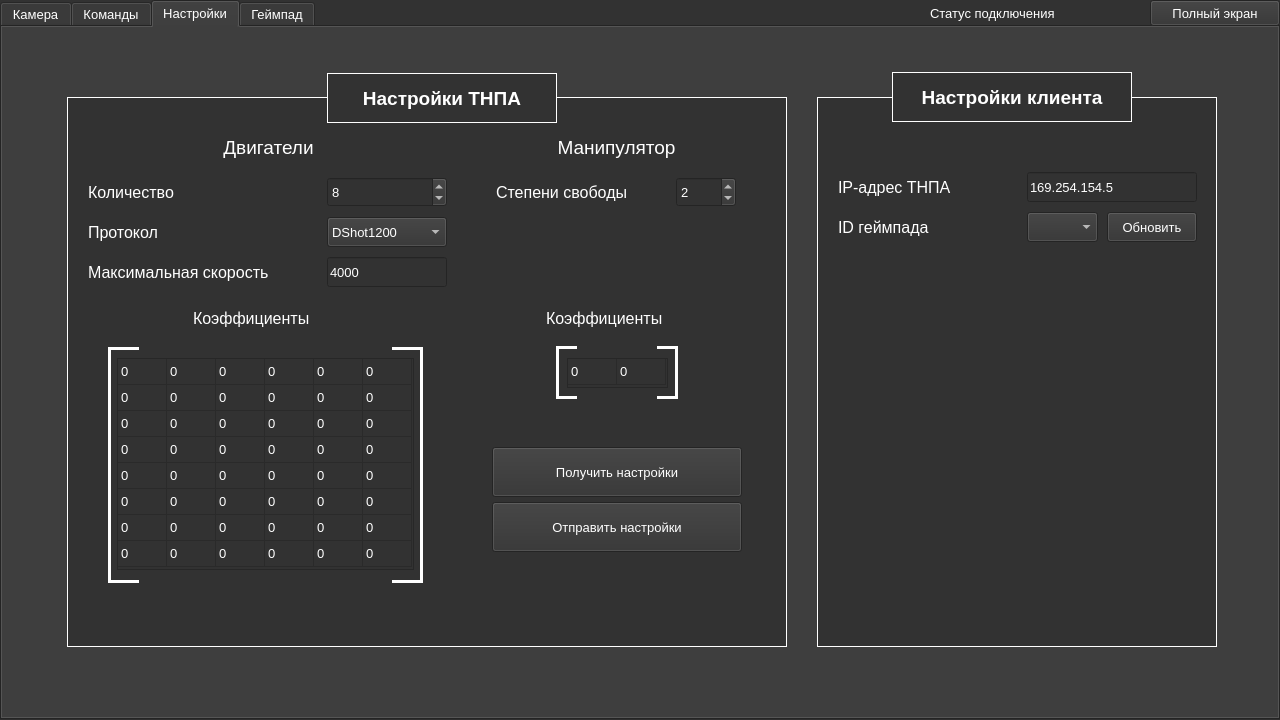
Qt form src/MainWindow/MainWindow.ui (PolarStarWalker/PolarUV-client) before a commit.
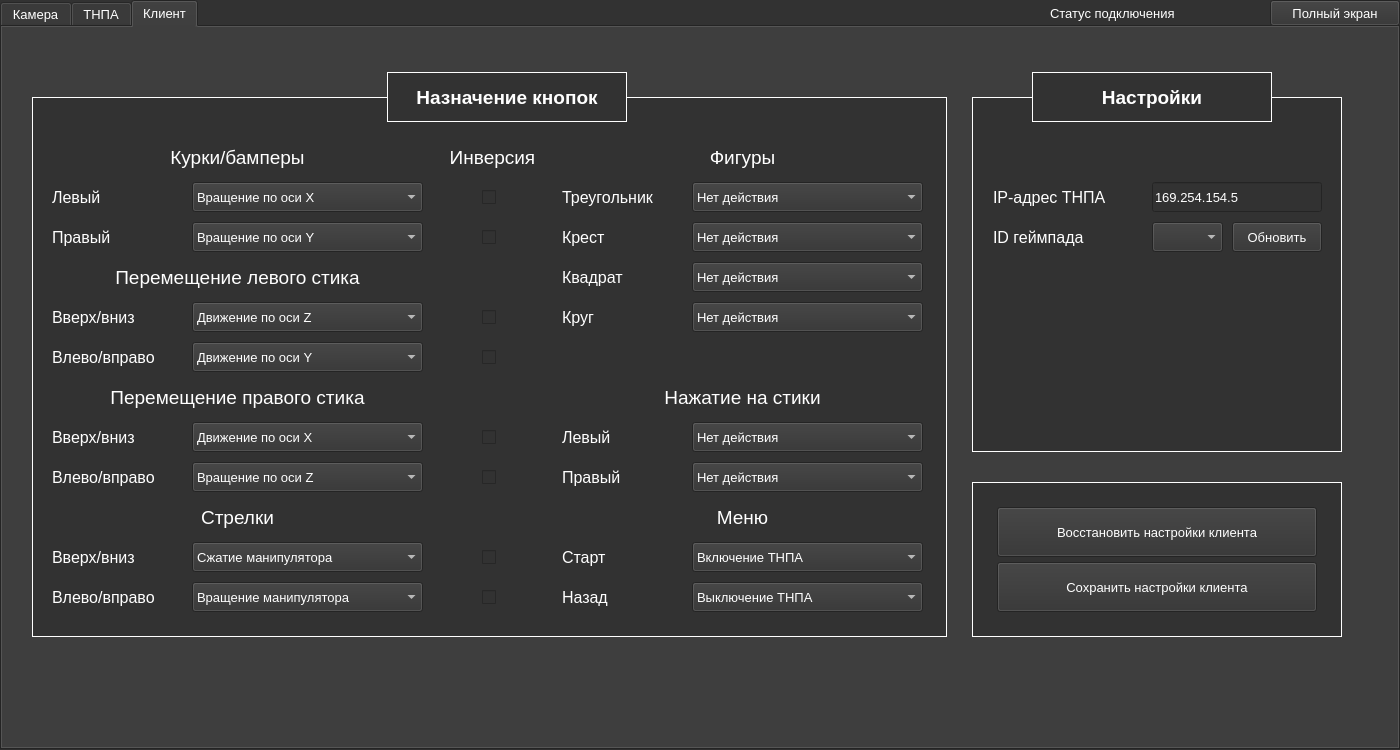
The same form after that commit. Icons and pictures are not drawn.

Commit message: Сохранение/загрузка настроек клиента, редизайн

What changed in the file:
```diff
--- a/src/MainWindow/MainWindow.ui
+++ b/src/MainWindow/MainWindow.ui
@@ -6,8 +6,8 @@
    <rect>
     <x>0</x>
     <y>0</y>
-    <width>1280</width>
-    <height>720</height>
+    <width>1400</width>
+    <height>750</height>
    </rect>
   </property>
   <property name="sizePolicy">
@@ -496,8 +496,8 @@
      <rect>
       <x>0</x>
       <y>0</y>
-      <width>1280</width>
-      <height>720</height>
+      <width>1400</width>
+      <height>750</height>
      </rect>
     </property>
     <property name="sizePolicy">
@@ -770,124 +770,11 @@
        <verstretch>0</verstretch>
       </sizepolicy>
      </property>
-     <attribute name="title">
-      <string>Команды</string>
-     </attribute>
-     <layout class="QVBoxLayout" name="CommandsLayout">
-      <property name="sizeConstraint">
-       <enum>QLayout::SetMaximumSize</enum>
-      </property>
-      <item>
-       <layout class="QHBoxLayout" name="horizontalLayout">
-        <item>
-         <spacer name="horizontalSpacer_2">
-          <property name="orientation">
-           <enum>Qt::Horizontal</enum>
-          </property>
-          <property name="sizeHint" stdset="0">
-           <size>
-            <width>40</width>
-            <height>20</height>
-           </size>
-          </property>
-         </spacer>
-        </item>
-        <item>
-         <layout class="QVBoxLayout" name="verticalLayout">
-          <item>
-           <widget class="QPushButton" name="GamepadButton">
-            <property name="sizePolicy">
-             <sizepolicy hsizetype="Expanding" vsizetype="Expanding">
-              <horstretch>0</horstretch>
-              <verstretch>0</verstretch>
-             </sizepolicy>
-            </property>
-            <property name="font">
-             <font>
-              <family>Arial</family>
-              <pointsize>10</pointsize>
-              <weight>50</weight>
-              <bold>false</bold>
-             </font>
-            </property>
-            <property name="text">
-             <string>Подключить геймпад</string>
-            </property>
-           </widget>
-          </item>
-          <item>
-           <widget class="QPushButton" name="VideoStreamButton">
-            <property name="sizePolicy">
-             <sizepolicy hsizetype="Minimum" vsizetype="Expanding">
-              <horstretch>0</horstretch>
-              <verstretch>0</verstretch>
-             </sizepolicy>
-            </property>
-            <property name="font">
-             <font>
-              <family>Arial</family>
-              <pointsize>10</pointsize>
-              <weight>50</weight>
-              <bold>false</bold>
-             </font>
-            </property>
-            <property name="text">
-             <string>Запустить Видеотрансляцию</string>
-            </property>
-           </widget>
-          </item>
-          <item>
-           <widget class="QPushButton" name="CommandsProtocolButton">
-            <property name="sizePolicy">
-             <sizepolicy hsizetype="Expanding" vsizetype="Expanding">
-              <horstretch>0</horstretch>
-              <verstretch>0</verstretch>
-             </sizepolicy>
-            </property>
-            <property name="font">
-             <font>
-              <family>Arial</family>
-              <pointsize>10</pointsize>
-              <weight>50</weight>
-              <bold>false</bold>
-             </font>
-            </property>
-            <property name="text">
-             <string>Начать работу</string>
-            </property>
-           </widget>
-          </item>
-         </layout>
-        </item>
-       </layout>
-      </item>
-      <item>
-       <spacer name="verticalSpacer">
-        <property name="orientation">
-         <enum>Qt::Vertical</enum>
-        </property>
-        <property name="sizeHint" stdset="0">
-         <size>
-          <width>20</width>
-          <height>40</height>
-         </size>
-        </property>
-       </spacer>
-      </item>
-     </layout>
-    </widget>
-    <widget class="QWidget" name="tab_3">
-     <property name="sizePolicy">
-      <sizepolicy hsizetype="MinimumExpanding" vsizetype="MinimumExpanding">
-       <horstretch>0</horstretch>
-       <verstretch>0</verstretch>
-      </sizepolicy>
-     </property>
      <property name="layoutDirection">
       <enum>Qt::LeftToRight</enum>
      </property>
      <attribute name="title">
-      <string>Настройки</string>
+      <string>ТНПА</string>
      </attribute>
      <widget class="QWidget" name="RobotSettingsWidget" native="true">
       <property name="enabled">
@@ -895,8 +782,8 @@
       </property>
       <property name="geometry">
        <rect>
-        <x>65</x>
-        <y>70</y>
+        <x>145</x>
+        <y>90</y>
         <width>721</width>
         <height>551</height>
        </rect>
@@ -1715,51 +1602,6 @@
         </property>
        </item>
       </widget>
-      <widget class="QPushButton" name="SendSettingsButton">
-       <property name="geometry">
-        <rect>
-         <x>425</x>
-         <y>405</y>
-         <width>250</width>
-         <height>50</height>
-        </rect>
-       </property>
-       <property name="font">
-        <font>
-         <family>Arial</family>
-         <pointsize>10</pointsize>
-         <weight>50</weight>
-         <bold>false</bold>
-        </font>
-       </property>
-       <property name="text">
-        <string>Отправить настройки</string>
-       </property>
-      </widget>
-      <widget class="QPushButton" name="ReceiveSettingsButton">
-       <property name="geometry">
-        <rect>
-         <x>425</x>
-         <y>350</y>
-         <width>250</width>
-         <height>50</height>
-        </rect>
-       </property>
-       <property name="font">
-        <font>
-         <family>Arial</family>
-         <pointsize>10</pointsize>
-         <weight>50</weight>
-         <bold>false</bold>
-        </font>
-       </property>
-       <property name="text">
-        <string>Получить настройки</string>
-       </property>
-       <property name="flat">
-        <bool>false</bool>
-       </property>
-      </widget>
       <widget class="Line" name="HandRightLine">
        <property name="geometry">
         <rect>
@@ -1922,8 +1764,6 @@
       <zorder>MaxSpeedEdit</zorder>
       <zorder>MotorsBottomLeftLine</zorder>
       <zorder>MotorsTable</zorder>
-      <zorder>SendSettingsButton</zorder>
-      <zorder>ReceiveSettingsButton</zorder>
       <zorder>HandRightLine</zorder>
       <zorder>MotorsProtocolComboBox</zorder>
       <zorder>HandBottomLeftLine</zorder>
@@ -1933,8 +1773,8 @@
      <widget class="QLabel" name="RobotSettingsLabel">
       <property name="geometry">
        <rect>
-        <x>325</x>
-        <y>46</y>
+        <x>405</x>
+        <y>66</y>
         <width>230</width>
         <height>50</height>
        </rect>
@@ -1954,156 +1794,182 @@
        <enum>QFrame::Panel</enum>
       </property>
       <property name="text">
-       <string>Настройки ТНПА</string>
+       <string>Настройки</string>
       </property>
       <property name="alignment">
        <set>Qt::AlignCenter</set>
       </property>
      </widget>
-     <widget class="QWidget" name="ClientSettingsWidget" native="true">
-      <property name="geometry">
-       <rect>
-        <x>815</x>
-        <y>70</y>
-        <width>400</width>
-        <height>550</height>
-       </rect>
+     <widget class="QWidget" name="RobotCommandsWidget" native="true">
+      <property name="enabled">
+       <bool>true</bool>
       </property>
-      <widget class="QLabel" name="MotorsQuantityLabel_4">
-       <property name="geometry">
-        <rect>
-         <x>21</x>
-         <y>70</y>
-         <width>151</width>
-         <height>41</height>
-        </rect>
-       </property>
-       <property name="font">
-        <font>
-         <family>Arial</family>
-         <pointsize>12</pointsize>
-         <weight>50</weight>
-         <bold>false</bold>
-        </font>
-       </property>
-       <property name="text">
-        <string>IP-адрес ТНПА</string>
-       </property>
-      </widget>
-      <widget class="QFrame" name="ClientSettingsWidgetFrame">
-       <property name="geometry">
-        <rect>
-         <x>0</x>
-         <y>0</y>
-         <width>400</width>
-         <height>550</height>
-        </rect>
-       </property>
-       <property name="autoFillBackground">
-        <bool>true</bool>
-       </property>
-       <property name="frameShape">
-        <enum>QFrame::Panel</enum>
-       </property>
-       <property name="frameShadow">
-        <enum>QFrame::Plain</enum>
-       </property>
-       <widget class="QLineEdit" name="IPEdit">
-        <property name="geometry">
-         <rect>
-          <x>210</x>
-          <y>75</y>
-          <width>170</width>
-          <height>30</height>
-         </rect>
-        </property>
-        <property name="text">
-         <string>169.254.154.5</string>
-        </property>
-        <property name="frame">
-         <bool>true</bool>
-        </property>
-       </widget>
-       <widget class="QComboBox" name="GamepadComboBox">
-        <property name="geometry">
-         <rect>
-          <x>210</x>
-          <y>115</y>
-          <width>71</width>
-          <height>30</height>
-         </rect>
-        </property>
-       </widget>
-       <widget class="QPushButton" name="RefreshGamepadsButton">
-        <property name="geometry">
-         <rect>
-          <x>290</x>
-          <y>115</y>
-          <width>90</width>
-          <height>30</height>
-         </rect>
-        </property>
-        <property name="font">
-         <font>
-          <family>Arial</family>
-          <pointsize>10</pointsize>
-          <weight>50</weight>
-          <bold>false</bold>
-          <stylestrategy>PreferDefault</stylestrategy>
-          <kerning>true</kerning>
-         </font>
-        </property>
-        <property name="cursor">
-         <cursorShape>ArrowCursor</cursorShape>
-        </property>
-        <property name="layoutDirection">
-         <enum>Qt::RightToLeft</enum>
-        </property>
-        <property name="text">
-         <string>Обновить</string>
-        </property>
-        <property name="iconSize">
-         <size>
-          <width>30</width>
-          <height>30</height>
-         </size>
-        </property>
-        <property name="autoDefault">
-         <bool>false</bool>
-        </property>
-       </widget>
-      </widget>
-      <widget class="QLabel" name="MotorsQuantityLabel_5">
-       <property name="geometry">
-        <rect>
-         <x>21</x>
-         <y>110</y>
-         <width>151</width>
-         <height>41</height>
-        </rect>
-       </property>
-       <property name="font">
-        <font>
-         <family>Arial</family>
-         <pointsize>12</pointsize>
-         <weight>50</weight>
-         <bold>false</bold>
-        </font>
-       </property>
-       <property name="text">
-        <string>ID геймпада</string>
-       </property>
-      </widget>
-      <zorder>ClientSettingsWidgetFrame</zorder>
-      <zorder>MotorsQuantityLabel_4</zorder>
-      <zorder>MotorsQuantityLabel_5</zorder>
-     </widget>
-     <widget class="QLabel" name="ClientSettingsLabel">
       <property name="geometry">
        <rect>
         <x>890</x>
-        <y>45</y>
-        <width>240</width>
+        <y>90</y>
+        <width>350</width>
+        <height>551</height>
+       </rect>
+      </property>
+      <widget class="QFrame" name="RobotCommandsWidgetFrame">
+       <property name="geometry">
+        <rect>
+         <x>0</x>
+         <y>0</y>
+         <width>350</width>
+         <height>550</height>
+        </rect>
+       </property>
+       <property name="autoFillBackground">
+        <bool>true</bool>
+       </property>
+       <property name="frameShape">
+        <enum>QFrame::Panel</enum>
+       </property>
+       <property name="frameShadow">
+        <enum>QFrame::Plain</enum>
+       </property>
+       <property name="lineWidth">
+        <number>1</number>
+       </property>
+       <property name="midLineWidth">
+        <number>0</number>
+       </property>
+       <widget class="QPushButton" name="SendSettingsButton">
+        <property name="geometry">
+         <rect>
+          <x>40</x>
+          <y>315</y>
+          <width>270</width>
+          <height>50</height>
+         </rect>
+        </property>
+        <property name="font">
+         <font>
+          <family>Arial</family>
+          <pointsize>10</pointsize>
+          <weight>50</weight>
+          <bold>false</bold>
+         </font>
+        </property>
+        <property name="text">
+         <string>Отправить настройки</string>
+        </property>
+       </widget>
+       <widget class="QPushButton" name="ReceiveSettingsButton">
+        <property name="geometry">
+         <rect>
+          <x>40</x>
+          <y>260</y>
+          <width>270</width>
+          <height>50</height>
+         </rect>
+        </property>
+        <property name="font">
+         <font>
+          <family>Arial</family>
+          <pointsize>10</pointsize>
+          <weight>50</weight>
+          <bold>false</bold>
+         </font>
+        </property>
+        <property name="text">
+         <string>Получить настройки</string>
+        </property>
+        <property name="flat">
+         <bool>false</bool>
+        </property>
+       </widget>
+       <widget class="QPushButton" name="VideoStreamButton">
+        <property name="geometry">
+         <rect>
+          <x>40</x>
+          <y>130</y>
+          <width>270</width>
+          <height>50</height>
+         </rect>
+        </property>
+        <property name="sizePolicy">
+         <sizepolicy hsizetype="Minimum" vsizetype="Expanding">
+          <horstretch>0</horstretch>
+          <verstretch>0</verstretch>
+         </sizepolicy>
+        </property>
+        <property name="font">
+         <font>
+          <family>Arial</family>
+          <pointsize>10</pointsize>
+          <weight>50</weight>
+          <bold>false</bold>
+         </font>
+        </property>
+        <property name="text">
+         <string>Запустить видеотрансляцию</string>
+        </property>
+       </widget>
+       <widget class="QPushButton" name="CommandsProtocolButton">
+        <property name="geometry">
+         <rect>
+          <x>40</x>
+          <y>75</y>
+          <width>270</width>
+          <height>50</height>
+         </rect>
+        </property>
+        <property name="sizePolicy">
+         <sizepolicy hsizetype="Expanding" vsizetype="Expanding">
+          <horstretch>0</horstretch>
+          <verstretch>0</verstretch>
+         </sizepolicy>
+        </property>
+        <property name="font">
+         <font>
+          <family>Arial</family>
+          <pointsize>10</pointsize>
+          <weight>50</weight>
+          <bold>false</bold>
+         </font>
+        </property>
+        <property name="text">
+         <string>Начать работу</string>
+        </property>
+       </widget>
+       <widget class="QPushButton" name="GamepadButton">
+        <property name="geometry">
+         <rect>
+          <x>40</x>
+          <y>185</y>
+          <width>270</width>
+          <height>50</height>
+         </rect>
+        </property>
+        <property name="sizePolicy">
+         <sizepolicy hsizetype="Expanding" vsizetype="Expanding">
+          <horstretch>0</horstretch>
+          <verstretch>0</verstretch>
+         </sizepolicy>
+        </property>
+        <property name="font">
+         <font>
+          <family>Arial</family>
+          <pointsize>10</pointsize>
+          <weight>50</weight>
+          <bold>false</bold>
+         </font>
+        </property>
+        <property name="text">
+         <string>Подключить геймпад</string>
+        </property>
+       </widget>
+      </widget>
+     </widget>
+     <widget class="QLabel" name="RobotCommandsLabel">
+      <property name="geometry">
+       <rect>
+        <x>950</x>
+        <y>66</y>
+        <width>230</width>
         <height>50</height>
        </rect>
       </property>
@@ -2122,21 +1988,21 @@
        <enum>QFrame::Panel</enum>
       </property>
       <property name="text">
-       <string>Настройки клиента</string>
+       <string>Команды</string>
       </property>
       <property name="alignment">
        <set>Qt::AlignCenter</set>
       </property>
      </widget>
     </widget>
-    <widget class="QWidget" name="tab_4">
+    <widget class="QWidget" name="tab_3">
      <attribute name="title">
-      <string>Геймпад</string>
+      <string>Клиент</string>
      </attribute>
      <widget class="QLabel" name="KeyAssignmentsLabel">
       <property name="geometry">
        <rect>
-        <x>370</x>
+        <x>385</x>
         <y>45</y>
         <width>240</width>
         <height>50</height>
@@ -2166,7 +2032,7 @@
      <widget class="QWidget" name="KeyAssignmentsWidget" native="true">
       <property name="geometry">
        <rect>
-        <x>15</x>
+        <x>30</x>
         <y>70</y>
         <width>915</width>
         <height>540</height>
@@ -2454,7 +2320,7 @@
          <string>Правый</string>
         </property>
        </widget>
-       <widget class="QComboBox" name="GamepadComboBox_39">
+       <widget class="QComboBox" name="LeftShoulderComboBox">
         <property name="geometry">
          <rect>
           <x>160</x>
@@ -2539,7 +2405,7 @@
          <set>Qt::AlignCenter</set>
         </property>
        </widget>
-       <widget class="QCheckBox" name="checkBox">
+       <widget class="QCheckBox" name="LeftShoulderCheckBox">
         <property name="geometry">
          <rect>
           <x>450</x>
@@ -2561,7 +2427,7 @@
          <bool>false</bool>
         </property>
        </widget>
-       <widget class="QCheckBox" name="checkBox_2">
+       <widget class="QCheckBox" name="RightShoulderCheckBox">
         <property name="geometry">
          <rect>
           <x>450</x>
@@ -2583,7 +2449,7 @@
          <bool>false</bool>
         </property>
        </widget>
-       <widget class="QCheckBox" name="checkBox_3">
+       <widget class="QCheckBox" name="LeftStickXCheckBox">
         <property name="geometry">
          <rect>
           <x>450</x>
@@ -2605,7 +2471,7 @@
          <bool>false</bool>
         </property>
        </widget>
-       <widget class="QCheckBox" name="checkBox_4">
+       <widget class="QCheckBox" name="LeftStickYCheckBox">
         <property name="geometry">
          <rect>
           <x>450</x>
@@ -2627,7 +2493,7 @@
          <bool>false</bool>
         </property>
        </widget>
-       <widget class="QCheckBox" name="checkBox_5">
+       <widget class="QCheckBox" name="RightStickXCheckBox">
         <property name="geometry">
          <rect>
           <x>450</x>
@@ -2649,7 +2515,7 @@
          <bool>false</bool>
         </property>
        </widget>
-       <widget class="QCheckBox" name="checkBox_6">
+       <widget class="QCheckBox" name="DPadXCheckBox">
         <property name="geometry">
          <rect>
           <x>450</x>
@@ -2671,7 +2537,7 @@
          <bool>false</bool>
         </property>
        </widget>
-       <widget class="QCheckBox" name="checkBox_7">
+       <widget class="QCheckBox" name="RightStickYCheckBox">
         <property name="geometry">
          <rect>
           <x>450</x>
@@ -2693,7 +2559,7 @@
          <bool>false</bool>
         </property>
        </widget>
-       <widget class="QCheckBox" name="checkBox_8">
+       <widget class="QCheckBox" name="DPadYCheckBox">
         <property name="geometry">
          <rect>
           <x>450</x>
@@ -2736,7 +2602,7 @@
          <string>Крест</string>
         </property>
        </widget>
-       <widget class="QComboBox" name="GamepadComboBox_44">
+       <widget class="QComboBox" name="TriangleComboBox">
         <property name="geometry">
          <rect>
           <x>660</x>
@@ -2986,7 +2852,7 @@
          <set>Qt::AlignCenter</set>
         </property>
        </widget>
-       <widget class="QComboBox" name="GamepadComboBox_42">
+       <widget class="QComboBox" name="RightShoulderComboBox">
         <property name="geometry">
          <rect>
           <x>160</x>
@@ -3047,7 +2913,7 @@
          </property>
         </item>
        </widget>
-       <widget class="QComboBox" name="GamepadComboBox_53">
+       <widget class="QComboBox" name="LeftStickYComboBox">
         <property name="geometry">
          <rect>
           <x>160</x>
@@ -3108,7 +2974,7 @@
          </property>
         </item>
        </widget>
-       <widget class="QComboBox" name="GamepadComboBox_54">
+       <widget class="QComboBox" name="LeftStickXComboBox">
         <property name="geometry">
          <rect>
           <x>160</x>
@@ -3169,7 +3035,7 @@
          </property>
         </item>
        </widget>
-       <widget class="QComboBox" name="GamepadComboBox_55">
+       <widget class="QComboBox" name="RightStickYComboBox">
         <property name="geometry">
          <rect>
           <x>160</x>
@@ -3230,7 +3096,7 @@
          </property>
         </item>
        </widget>
-       <widget class="QComboBox" name="GamepadComboBox_56">
+       <widget class="QComboBox" name="RightStickXComboBox">
         <property name="geometry">
          <rect>
           <x>160</x>
@@ -3291,7 +3157,7 @@
          </property>
         </item>
        </widget>
-       <widget class="QComboBox" name="GamepadComboBox_57">
+       <widget class="QComboBox" name="DPadYComboBox">
         <property name="geometry">
          <rect>
           <x>160</x>
@@ -3352,7 +3218,7 @@
          </property>
         </item>
        </widget>
-       <widget class="QComboBox" name="GamepadComboBox_58">
+       <widget class="QComboBox" name="DPadXComboBox">
         <property name="geometry">
          <rect>
           <x>160</x>
@@ -3413,7 +3279,7 @@
          </property>
         </item>
        </widget>
-       <widget class="QComboBox" name="GamepadComboBox_59">
+       <widget class="QComboBox" name="CrossComboBox">
         <property name="geometry">
          <rect>
           <x>660</x>
@@ -3444,7 +3310,7 @@
          </property>
         </item>
        </widget>
-       <widget class="QComboBox" name="GamepadComboBox_46">
+       <widget class="QComboBox" name="RectangleComboBox">
         <property name="geometry">
          <rect>
           <x>660</x>
@@ -3475,7 +3341,7 @@
          </property>
         </item>
        </widget>
-       <widget class="QComboBox" name="GamepadComboBox_45">
+       <widget class="QComboBox" name="CircleComboBox">
         <property name="geometry">
          <rect>
           <x>660</x>
@@ -3506,7 +3372,7 @@
          </property>
         </item>
        </widget>
-       <widget class="QComboBox" name="GamepadComboBox_60">
+       <widget class="QComboBox" name="RightStickPressComboBox">
         <property name="geometry">
          <rect>
           <x>660</x>
@@ -3537,7 +3403,7 @@
          </property>
         </item>
        </widget>
-       <widget class="QComboBox" name="GamepadComboBox_52">
+       <widget class="QComboBox" name="LeftStickPressComboBox">
         <property name="geometry">
          <rect>
           <x>660</x>
@@ -3568,7 +3434,7 @@
          </property>
         </item>
        </widget>
-       <widget class="QComboBox" name="GamepadComboBox_61">
+       <widget class="QComboBox" name="BackComboBox">
         <property name="geometry">
          <rect>
           <x>660</x>
@@ -3599,7 +3465,7 @@
          </property>
         </item>
        </widget>
-       <widget class="QComboBox" name="GamepadComboBox_62">
+       <widget class="QComboBox" name="StartComboBox">
         <property name="geometry">
          <rect>
           <x>660</x>
@@ -3632,14 +3498,230 @@
        </widget>
       </widget>
      </widget>
+     <widget class="QLabel" name="ClientSettingsLabel">
+      <property name="geometry">
+       <rect>
+        <x>1030</x>
+        <y>45</y>
+        <width>240</width>
+        <height>50</height>
+       </rect>
+      </property>
+      <property name="font">
+       <font>
+        <family>Arial</family>
+        <pointsize>14</pointsize>
+        <weight>75</weight>
+        <bold>true</bold>
+       </font>
+      </property>
+      <property name="autoFillBackground">
+       <bool>true</bool>
+      </property>
+      <property name="frameShape">
+       <enum>QFrame::Panel</enum>
+      </property>
+      <property name="text">
+       <string>Настройки</string>
+      </property>
+      <property name="alignment">
+       <set>Qt::AlignCenter</set>
+      </property>
+     </widget>
+     <widget class="QWidget" name="ClientSettingsWidget" native="true">
+      <property name="geometry">
+       <rect>
+        <x>970</x>
+        <y>70</y>
+        <width>370</width>
+        <height>540</height>
+       </rect>
+      </property>
+      <widget class="QLabel" name="MotorsQuantityLabel_6">
+       <property name="geometry">
+        <rect>
+         <x>21</x>
+         <y>80</y>
+         <width>151</width>
+         <height>41</height>
+        </rect>
+       </property>
+       <property name="font">
+        <font>
+         <family>Arial</family>
+         <pointsize>12</pointsize>
+         <weight>50</weight>
+         <bold>false</bold>
+        </font>
+       </property>
+       <property name="text">
+        <string>IP-адрес ТНПА</string>
+       </property>
+      </widget>
+      <widget class="QFrame" name="ClientSettingsWidgetFrame_2">
+       <property name="geometry">
+        <rect>
+         <x>0</x>
+         <y>0</y>
+         <width>370</width>
+         <height>355</height>
+        </rect>
+       </property>
+       <property name="autoFillBackground">
+        <bool>true</bool>
+       </property>
+       <property name="frameShape">
+        <enum>QFrame::Panel</enum>
+       </property>
+       <property name="frameShadow">
+        <enum>QFrame::Plain</enum>
+       </property>
+       <widget class="QLineEdit" name="IPEdit">
+        <property name="geometry">
+         <rect>
+          <x>180</x>
+          <y>85</y>
+          <width>170</width>
+          <height>30</height>
+         </rect>
+        </property>
+        <property name="text">
+         <string>169.254.154.5</string>
+        </property>
+        <property name="frame">
+         <bool>true</bool>
+        </property>
+       </widget>
+       <widget class="QComboBox" name="GamepadComboBox_2">
+        <property name="geometry">
+         <rect>
+          <x>180</x>
+          <y>125</y>
+          <width>71</width>
+          <height>30</height>
+         </rect>
+        </property>
+       </widget>
+       <widget class="QPushButton" name="RefreshGamepadsButton_2">
+        <property name="geometry">
+         <rect>
+          <x>260</x>
+          <y>125</y>
+          <width>90</width>
+          <height>30</height>
+         </rect>
+        </property>
+        <property name="font">
+         <font>
+          <family>Arial</family>
+          <pointsize>10</pointsize>
+          <weight>50</weight>
+          <bold>false</bold>
+          <stylestrategy>PreferDefault</stylestrategy>
+          <kerning>true</kerning>
+         </font>
+        </property>
+        <property name="cursor">
+         <cursorShape>ArrowCursor</cursorShape>
+        </property>
+        <property name="layoutDirection">
+         <enum>Qt::RightToLeft</enum>
+        </property>
+        <property name="text">
+         <string>Обновить</string>
+        </property>
+        <property name="iconSize">
+         <size>
+          <width>30</width>
+          <height>30</height>
+         </size>
+        </property>
+        <property name="autoDefault">
+         <bool>false</bool>
+        </property>
+       </widget>
+      </widget>
+      <widget class="QLabel" name="MotorsQuantityLabel_7">
+       <property name="geometry">
+        <rect>
+         <x>21</x>
+         <y>120</y>
+         <width>151</width>
+         <height>41</height>
+        </rect>
+       </property>
+       <property name="font">
+        <font>
+         <family>Arial</family>
+         <pointsize>12</pointsize>
+         <weight>50</weight>
+         <bold>false</bold>
+        </font>
+       </property>
+       <property name="text">
+        <string>ID геймпада</string>
+       </property>
+      </widget>
+      <widget class="QFrame" name="ClientSettingsWidgetFrame_4">
+       <property name="geometry">
+        <rect>
+         <x>0</x>
+         <y>385</y>
+         <width>370</width>
+         <height>155</height>
+        </rect>
+       </property>
+       <property name="autoFillBackground">
+        <bool>true</bool>
+       </property>
+       <property name="frameShape">
+        <enum>QFrame::Panel</enum>
+       </property>
+       <property name="frameShadow">
+        <enum>QFrame::Plain</enum>
+       </property>
+       <widget class="QPushButton" name="LoadClientSettingsButton">
+        <property name="geometry">
+         <rect>
+          <x>25</x>
+          <y>25</y>
+          <width>320</width>
+          <height>50</height>
+         </rect>
+        </property>
+        <property name="text">
+         <string>Восстановить настройки клиента</string>
+        </property>
+       </widget>
+       <widget class="QPushButton" name="SaveClientSettingsButton">
+        <property name="geometry">
+         <rect>
+          <x>25</x>
+          <y>80</y>
+          <width>320</width>
+          <height>50</height>
+         </rect>
+        </property>
+        <property name="text">
+         <string>Сохранить настройки клиента</string>
+        </property>
+       </widget>
+      </widget>
+      <zorder>ClientSettingsWidgetFrame_2</zorder>
+      <zorder>MotorsQuantityLabel_7</zorder>
+      <zorder>MotorsQuantityLabel_6</zorder>
+      <zorder>ClientSettingsWidgetFrame_4</zorder>
+     </widget>
      <zorder>KeyAssignmentsWidget</zorder>
      <zorder>KeyAssignmentsLabel</zorder>
+     <zorder>ClientSettingsWidget</zorder>
+     <zorder>ClientSettingsLabel</zorder>
     </widget>
    </widget>
    <widget class="QLabel" name="StatusLabel">
     <property name="geometry">
      <rect>
-      <x>930</x>
+      <x>1050</x>
       <y>0</y>
       <width>170</width>
       <height>26</height>
@@ -3663,7 +3745,7 @@
     </property>
     <property name="geometry">
      <rect>
-      <x>1150</x>
+      <x>1270</x>
       <y>0</y>
       <width>130</width>
       <height>26</height>
```
The commit also changes 4 other files.
